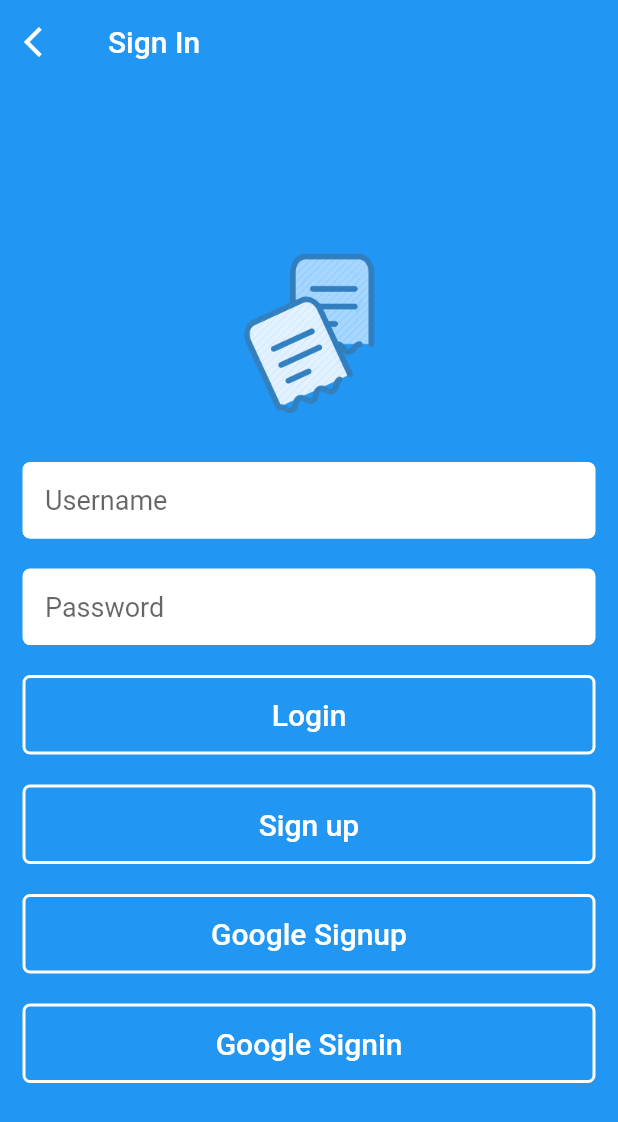
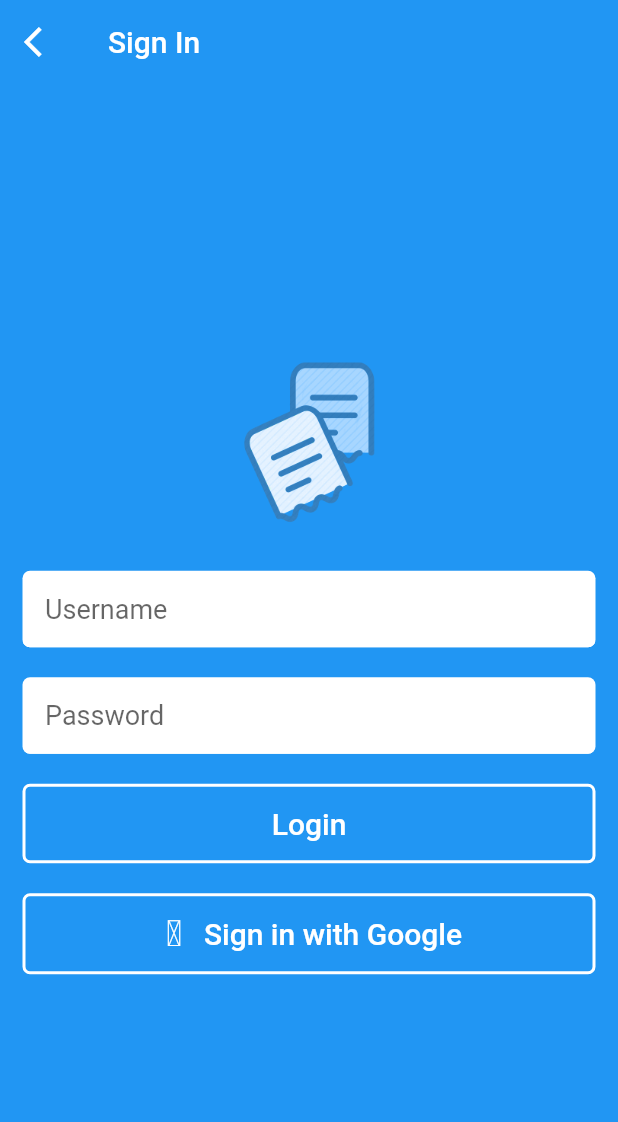
Before and after one commit to Aicassatti1/catalogged_team8, a Flutter app: the SigninPage screen opened by its route, on a phone screen of 412 x 824 dp. Shown: the top 1122 px of the screen. Run offline on Flutter 3.47's test engine with Material 2 defaults, Android fonts, the light colour scheme and no system bars.

Commit message:
Google signin button edited

```diff
--- /dev/null
+++ b/lib/catalogged_icons.dart
@@ -0,0 +1,29 @@
+/// Flutter icons Catalogged
+/// Copyright (C) 2020 by original authors @ fluttericon.com, fontello.com
+/// This font was generated by FlutterIcon.com, which is derived from Fontello.
+///
+/// To use this font, place it in your fonts/ directory and include the
+/// following in your pubspec.yaml
+///
+/// flutter:
+///   fonts:
+///    - family:  Catalogged
+///      fonts:
+///       - asset: fonts/Catalogged.ttf
+///
+///
+/// * Font Awesome, Copyright (C) 2016 by Dave Gandy
+///         Author:    Dave Gandy
+///         License:   SIL ()
+///         Homepage:  http://fortawesome.github.com/Font-Awesome/
+///
+import 'package:flutter/widgets.dart';
+
+class Catalogged {
+  Catalogged._();
+
+  static const _kFontFam = 'Catalogged';
+  static const _kFontPkg = null;
+
+  static const IconData google = const IconData(0xf1a0, fontFamily: _kFontFam, fontPackage: _kFontPkg);
+}
--- a/lib/main.dart
+++ b/lib/main.dart
@@ -2,6 +2,7 @@ import 'package:flutter/material.dart';
 import './pages/intro_page.dart';
 import './pages/signin_page.dart';
 import './pages/signup_page.dart';
+import './catalogged_icons.dart';
 
 void main() => runApp(MyApp());
 
--- a/lib/pages/signin_page.dart
+++ b/lib/pages/signin_page.dart
@@ -1,4 +1,5 @@
 import 'package:flutter/material.dart';
+import '../catalogged_icons.dart';
 
 class SigninPage extends StatelessWidget {
   static const routeName = '/loginPage';
@@ -101,25 +102,7 @@ class SigninPage extends StatelessWidget {
 //                }
 //
 //            )
-            FlatButton(
-              child: Text(
-                'Sign up',
-                style: TextStyle(
-                  fontSize: 20,
-                ),
-              ),
-              shape: OutlineInputBorder(
-                borderSide: BorderSide(color: Colors.white, width: 2),
-                borderRadius: BorderRadius.circular(5),
-              ),
-              padding: const EdgeInsets.all(15),
-              textColor: Colors.white,
-              onPressed: () {},
-            ),
-            SizedBox(
-              height: 20,
-            ),
-            FlatButton(
+            /* FlatButton(
               child: Text(
                 'Google Signup',
                 style: TextStyle(
@@ -136,10 +119,11 @@ class SigninPage extends StatelessWidget {
             ),
             SizedBox(
               height: 20,
-            ),
-            FlatButton(
-              child: Text(
-                'Google Signin',
+            ), */
+            FlatButton.icon(
+              icon: Icon(Catalogged.google),
+              label: Text(
+                'Sign in with Google',
                 style: TextStyle(
                   fontSize: 20,
                 ),
```
Also changed, not shown: pubspec.yaml (+8 -0 lines), assets/icon/Catalogged.ttf (added), assets/images/google-icon.png (added).
